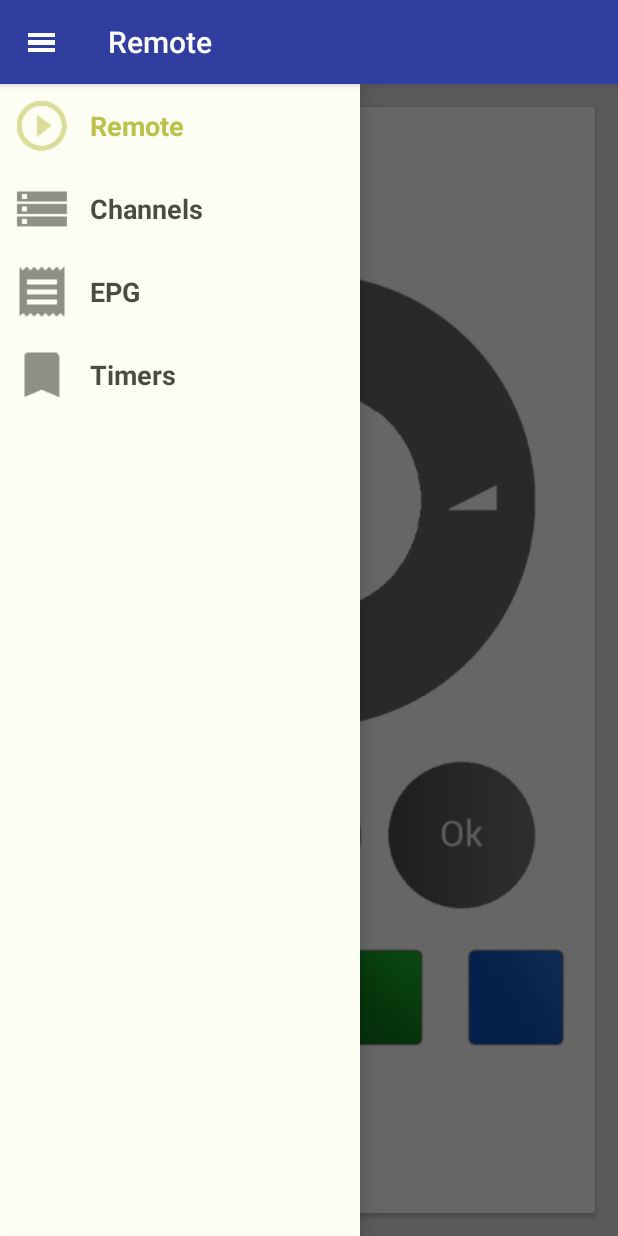
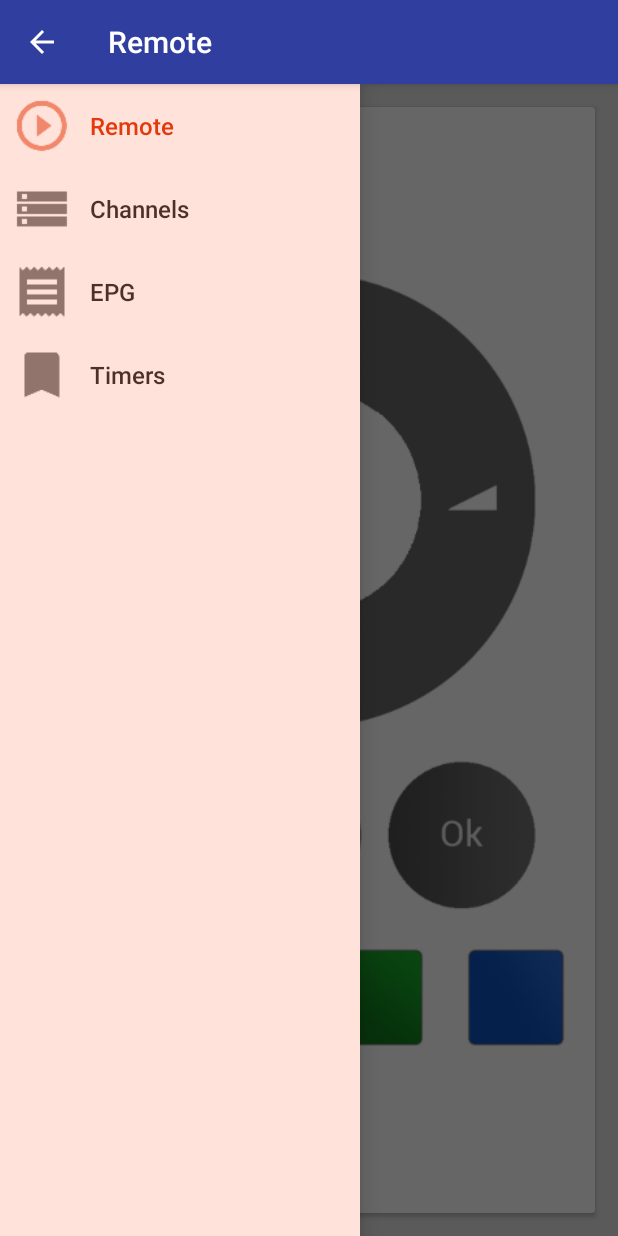
Before and after one commit to bennir/DVBViewerController2, an Android app: the ControllerActivity screen opened directly, with no data from a screen before it, with the side drawer open, on a phone screen of 412 x 824 dp. Run offline under Robolectric (Android 15) with nearby library versions, the phone set to English and light mode, and no system bars; libraries missing offline, so code that uses them is left out: retrofit.client; 8 statements that could not run were skipped.

Commit message:
Design changes

```diff
--- a/app/src/main/java/de/bennir/dvbviewercontroller2/adapter/NsdAdapter.java
+++ b/app/src/main/java/de/bennir/dvbviewercontroller2/adapter/NsdAdapter.java
@@ -1,6 +1,7 @@
 package de.bennir.dvbviewercontroller2.adapter;
 
 import android.content.Context;
+import android.graphics.Typeface;
 import android.net.nsd.NsdServiceInfo;
 import android.view.LayoutInflater;
 import android.view.View;
@@ -15,12 +16,14 @@ import de.bennir.dvbviewercontroller2.R;
 public class NsdAdapter extends ArrayAdapter<NsdServiceInfo> {
     private List<NsdServiceInfo> items;
     private int itemLayout;
+    private Context mContext;
 
     public NsdAdapter(Context context, int resource, List<NsdServiceInfo> items) {
         super(context, resource, items);
 
         this.items = items;
         this.itemLayout = resource;
+        this.mContext = context;
     }
 
     @Override
@@ -43,6 +46,8 @@ public class NsdAdapter extends ArrayAdapter<NsdServiceInfo> {
             holder = (ViewHolder) v.getTag();
         }
 
+        Typeface tf = Typeface.createFromAsset(mContext.getAssets(),"fonts/Roboto-Medium.ttf");
+        holder.serviceName.setTypeface(tf);
         holder.serviceName.setText(items.get(position).getServiceName());
         holder.serviceHost.setText(items.get(position).getHost().getHostAddress());
         holder.servicePort.setText(String.valueOf(items.get(position).getPort()));
--- a/app/src/main/java/de/bennir/dvbviewercontroller2/ui/NsdActivity.java
+++ b/app/src/main/java/de/bennir/dvbviewercontroller2/ui/NsdActivity.java
@@ -4,6 +4,7 @@ import android.app.ListActivity;
 import android.content.Intent;
 import android.net.nsd.NsdManager;
 import android.net.nsd.NsdServiceInfo;
+import android.os.Build;
 import android.os.Bundle;
 import android.os.Handler;
 import android.util.Log;
@@ -75,6 +76,8 @@ public class NsdActivity extends ListActivity {
                 startActivity(mIntent);
 
                 finish();
+
+                break;
         }
 
         return false;
@@ -87,7 +90,7 @@ public class NsdActivity extends ListActivity {
 
         mNsdManager = (NsdManager) getSystemService(NSD_SERVICE);
 
-        getActionBar().setTitle("Select Device");
+        getActionBar().setTitle(getString(R.string.select_device));
 
         initializeNsd();
         discoverServices();
--- a/app/src/main/res/layout/list_item_menu.xml
+++ b/app/src/main/res/layout/list_item_menu.xml
@@ -27,7 +27,6 @@
         android:gravity="center_vertical"
         android:minHeight="?android:attr/listPreferredItemHeight"
         android:text="@string/action_example"
-        android:textAppearance="@android:style/TextAppearance.Medium"
-        android:textStyle="bold"
-        android:textColor="@drawable/list_item_selector"/>
+        android:textColor="@drawable/list_item_selector"
+        android:textSize="16sp"/>
 </LinearLayout>
--- a/app/src/main/res/values-v21/styles.xml
+++ b/app/src/main/res/values-v21/styles.xml
@@ -27,7 +27,6 @@
     <style name="MainActionBar" parent="android:Widget.Material.Light.ActionBar">
         <item name="android:background">?android:colorPrimaryDark</item>
         <item name="android:displayOptions">showTitle|homeAsUp</item>
-        <item name="android:homeAsUpIndicator">@drawable/ic_ab_drawer</item>
         <item name="android:titleTextStyle">@style/MainThemeActionBarTitleTextStyle</item>
     </style>
 
--- a/app/src/main/res/values/colors.xml
+++ b/app/src/main/res/values/colors.xml
@@ -3,9 +3,10 @@
     <color name="theme_default_primary_light">#c5cae9</color>
     <color name="theme_default_primary">#3f51b5</color>
     <color name="theme_default_primary_dark">#303f9f</color>
-    <color name="theme_default_accent">#cddc39</color>
-    <color name="theme_default_accent_light">#f0f4c3</color>
-    <color name="theme_default_accent_dark">#afb42b</color>
+
+    <color name="theme_default_accent">#ff3d00</color>
+    <color name="theme_default_accent_light">#ff6e40</color>
+    <color name="theme_default_accent_dark">#dd2c00</color>
 
     <color name="theme_default_text">#de000000</color>
     <color name="theme_default_text_secondary">#8a000000</color>
--- a/app/src/main/res/values/strings.xml
+++ b/app/src/main/res/values/strings.xml
@@ -16,5 +16,6 @@
     <string name="title_activity_channel_detail">ChannelDetailActivity</string>
     <string name="hello_world">Hello world!</string>
     <string name="menu_search">Search</string>
+    <string name="select_device">Select Device</string>
 
 </resources>
--- a/app/src/main/res/values/styles.xml
+++ b/app/src/main/res/values/styles.xml
@@ -27,7 +27,6 @@
     <style name="MainActionBar" parent="android:Widget.Holo.Light.ActionBar">
         <item name="android:background">@color/theme_default_primary</item>
         <item name="android:displayOptions">showTitle|homeAsUp</item>
-        <item name="android:homeAsUpIndicator">@drawable/ic_ab_drawer</item>
         <item name="android:titleTextStyle">@style/MainThemeActionBarTitleTextStyle</item>
     </style>
 
```
Also changed, not shown: app/src/main/java/de/bennir/dvbviewercontroller2/ui/ControllerActivity.java (+8 -5 lines), app/src/main/res/layout/list_item_nsd.xml (+16 -11 lines), app/src/main/assets/fonts/Roboto-Medium.ttf (added).
